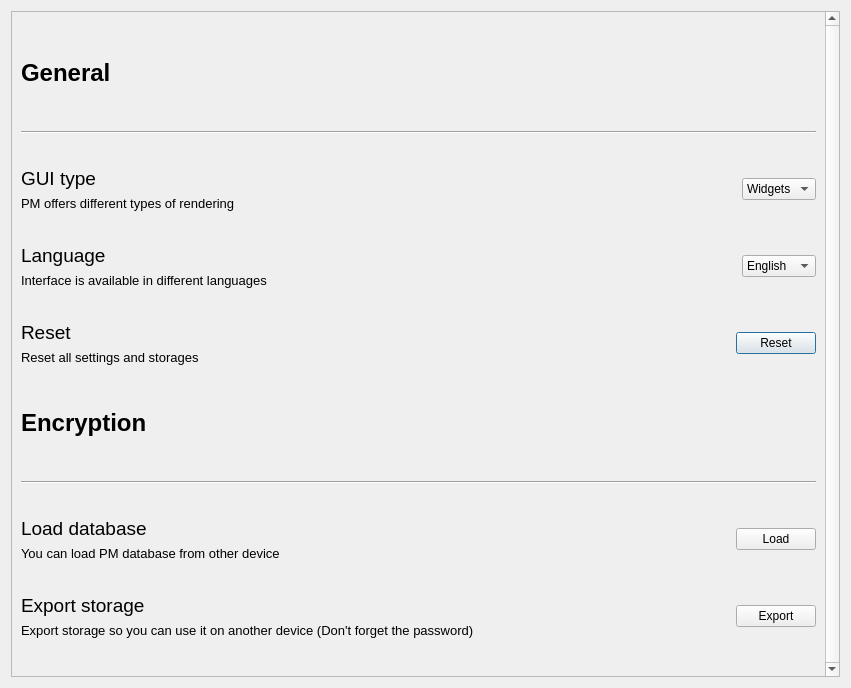
Old version of the form dialogs/settingsdialog.ui in the repository commmrade/PasswordManager.
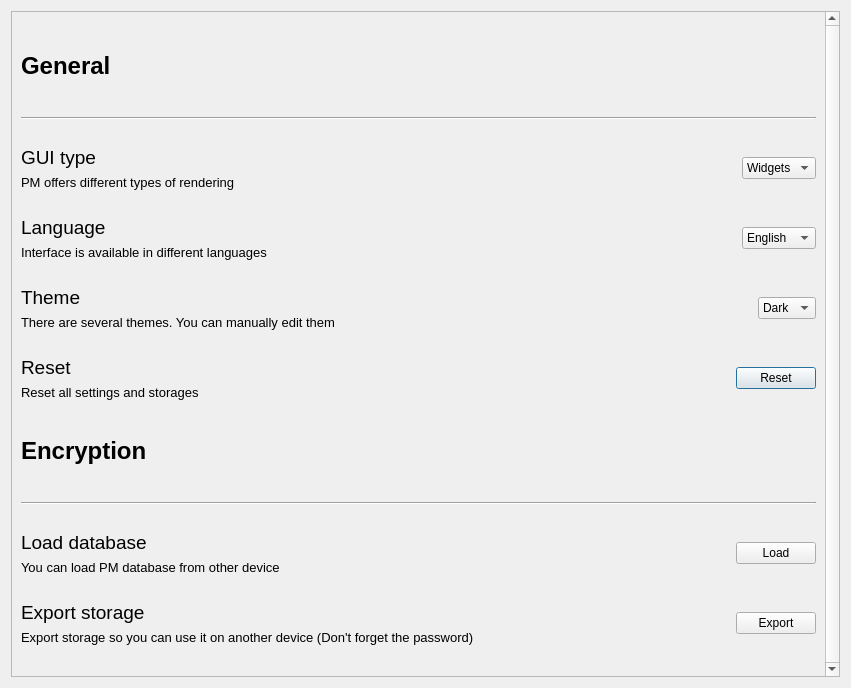
New version of the form.

```diff
--- a/dialogs/settingsdialog.ui
+++ b/dialogs/settingsdialog.ui
@@ -49,7 +49,7 @@
         <height>668</height>
        </rect>
       </property>
-      <layout class="QVBoxLayout" name="verticalLayout_6">
+      <layout class="QVBoxLayout" name="verticalLayout_7">
        <item>
         <widget class="QLabel" name="label">
          <property name="sizePolicy">
@@ -201,7 +201,66 @@
         </layout>
        </item>
        <item>
-        <layout class="QHBoxLayout" name="languageLayout_2">
+        <layout class="QHBoxLayout" name="guiTypeLayout_2">
+         <item>
+          <layout class="QVBoxLayout" name="verticalLayout_6">
+           <item>
+            <widget class="QLabel" name="guiThemeTitle">
+             <property name="font">
+              <font>
+               <pointsize>14</pointsize>
+              </font>
+             </property>
+             <property name="text">
+              <string>Theme</string>
+             </property>
+            </widget>
+           </item>
+           <item>
+            <widget class="QLabel" name="guiThemeDescription">
+             <property name="font">
+              <font>
+               <pointsize>10</pointsize>
+              </font>
+             </property>
+             <property name="text">
+              <string>There are several themes. You can manually edit them</string>
+             </property>
+            </widget>
+           </item>
+          </layout>
+         </item>
+         <item>
+          <spacer name="horizontalSpacer_6">
+           <property name="orientation">
+            <enum>Qt::Orientation::Horizontal</enum>
+           </property>
+           <property name="sizeHint" stdset="0">
+            <size>
+             <width>40</width>
+             <height>20</height>
+            </size>
+           </property>
+          </spacer>
+         </item>
+         <item>
+          <widget class="QComboBox" name="guiThemeBox">
+           <item>
+            <property name="text">
+             <string>Dark</string>
+            </property>
+           </item>
+           <item>
+            <property name="text">
+             <string>Light</string>
+            </property>
+           </item>
+          </widget>
+         </item>
+        </layout>
+       </item>
+       <item>
+        <layout class="QHBoxLayout" name="horizontalLayout">
          <item>
           <layout class="QVBoxLayout" name="verticalLayout_3">
            <item>
```
